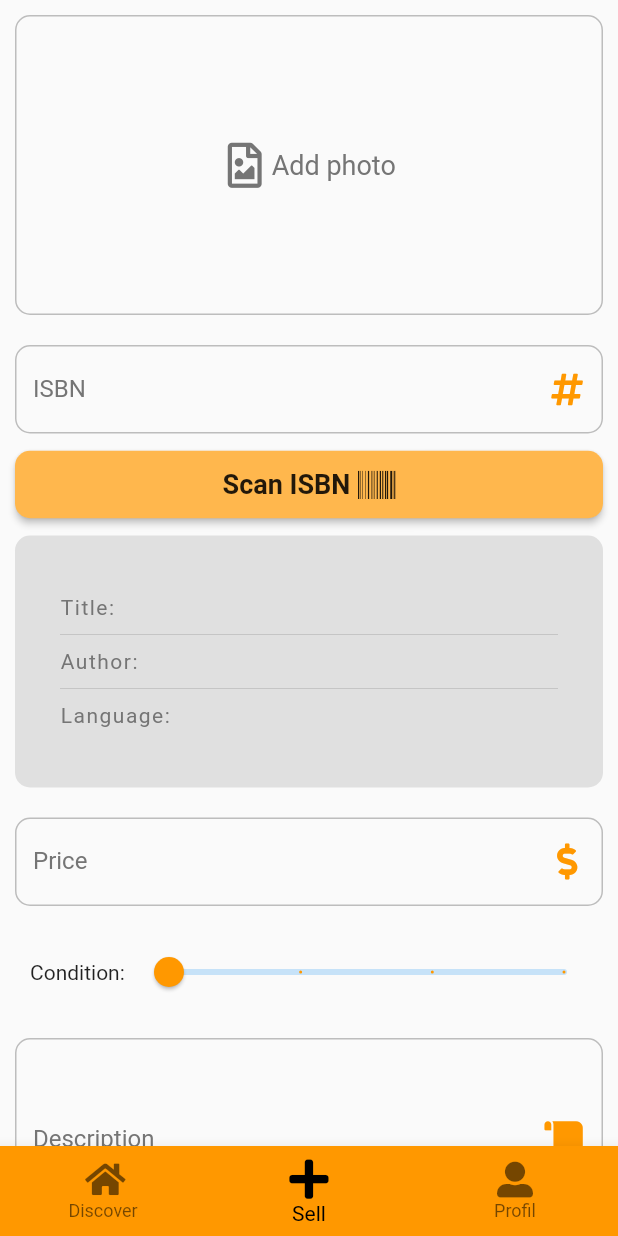
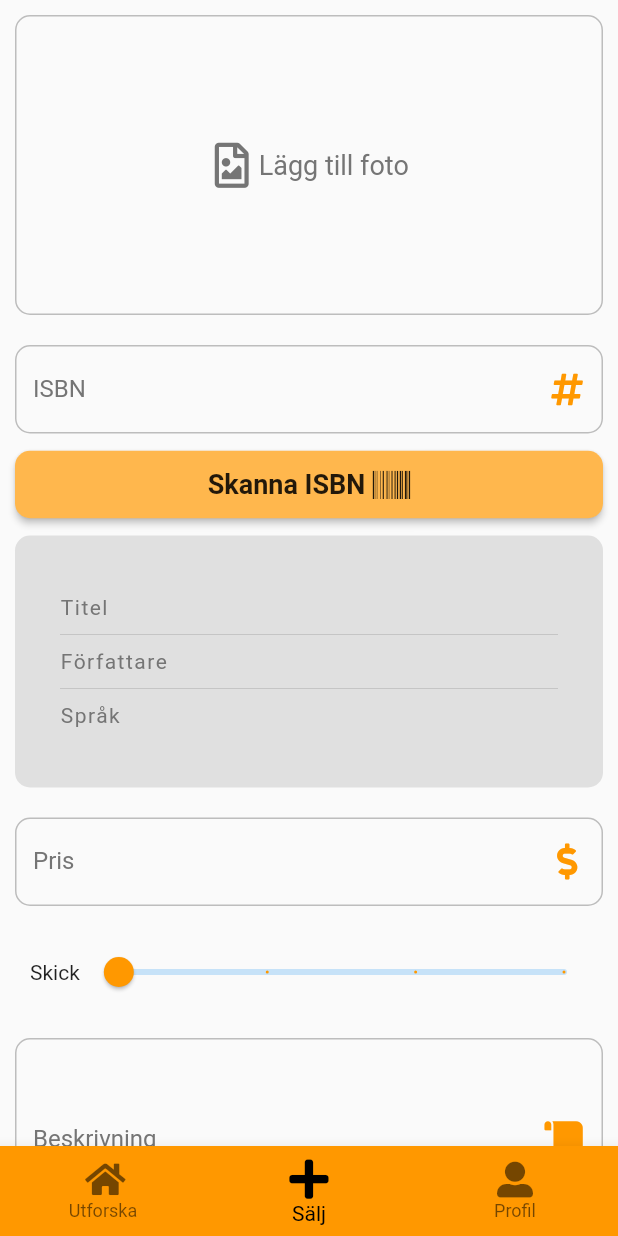
Before and after one commit to connysten/student_market_app, a Flutter app: the Home screen opened by its route, item 2 of the bottom bar chosen, on a phone screen of 412 x 824 dp. Run offline on Flutter 3.47's test engine with Material 2 defaults, Android fonts, the phone set to English and light mode, and no system bars; our stand-ins replace cached_network_image, cloud_firestore, firebase_auth, firebase_storage, flutter_slidable, font_awesome_flutter and 3 more; missing offline and left inert: barcode_scan; accounts and stored records are empty; network calls fail.

Commit message:
Ändrar nu språk på appen med knapp

```diff
--- a/lib/main.dart
+++ b/lib/main.dart
@@ -63,14 +63,15 @@ class _HomeState extends State<Home> {
               icon: Icon(
                 FontAwesomeIcons.home,
               ),
-              title: Text("Discover")),
+              title: Text(global.currentLanguage == global.Language.eng ?"Discover"
+              :"Utforska")),
           BottomNavigationBarItem(
             icon: Icon(FontAwesomeIcons.plus),
-            title: Text("Sell"),
+            title: Text(global.currentLanguage == global.Language.eng ? "Sell" : "Sälj"),
           ),
           BottomNavigationBarItem(
             icon: Icon(FontAwesomeIcons.userAlt),
-            title: Text("Profil"),
+            title: Text(global.currentLanguage == global.Language.eng ? "Profile" : "Profil"),
           ),
         ],
       ),
--- a/lib/pages/search.dart
+++ b/lib/pages/search.dart
@@ -7,9 +7,11 @@ import 'package:student_market_app/services/add.dart';
 import 'package:student_market_app/services/database.dart';
 import 'package:cached_network_image/cached_network_image.dart';
 import 'package:student_market_app/pages/extended_pages/detail_add.dart';
+import '../global.dart' as global;
 
 class SearchPage extends StatefulWidget {
   SearchPage({Key key}) : super(key: key);
+
   _SearchPageState createState() => _SearchPageState();
 }
 
@@ -47,7 +49,9 @@ class _SearchPageState extends State<SearchPage> {
                     style: TextStyle(color: Colors.white),
                     decoration: InputDecoration(
                       border: InputBorder.none,
-                      hintText: "Search",
+                      hintText: global.currentLanguage == global.Language.eng
+                          ? "Search"
+                          : "Sök",
                       icon: Icon(Icons.search, color: Colors.white),
                       hintStyle: TextStyle(
                           color: Colors.white, fontStyle: FontStyle.italic),
--- a/lib/pages/sell.dart
+++ b/lib/pages/sell.dart
@@ -8,10 +8,11 @@ import 'package:student_market_app/services/database.dart';
 import 'package:student_market_app/services/widgets/book_info.dart';
 import 'package:http/http.dart' as http;
 import 'package:image_picker/image_picker.dart';
-import '../global.dart';
+import '../global.dart' as global;
 
 class Sell extends StatefulWidget {
   Sell({Key key}) : super(key: key);
+
   @override
   _SellState createState() => _SellState();
 }
@@ -70,7 +71,9 @@ class _SellState extends State<Sell> {
                               width: 3,
                             ),
                             Text(
-                              "Add photo",
+                              global.currentLanguage == global.Language.eng
+                                  ? "Add photo"
+                                  : "Lägg till foto",
                               style: TextStyle(
                                   color: Colors.grey[600], fontSize: 18),
                             ),
@@ -132,7 +135,9 @@ class _SellState extends State<Sell> {
                     mainAxisAlignment: MainAxisAlignment.center,
                     children: <Widget>[
                       Text(
-                        "Scan ISBN",
+                        global.currentLanguage == global.Language.eng
+                            ? "Scan ISBN"
+                            : "Skanna ISBN",
                         style: TextStyle(
                             fontSize: 18, fontWeight: FontWeight.bold),
                       ),
@@ -164,34 +169,58 @@ class _SellState extends State<Sell> {
                             return Column(
                               children: <Widget>[
                                 BookInfo(
-                                    first: "Title:",
+                                    first: global.currentLanguage ==
+                                            global.Language.eng
+                                        ? "Title:"
+                                        : "Titel",
                                     second: snapshot.data.title),
                                 Divider(
                                   height: 20,
                                 ),
                                 BookInfo(
-                                    first: "Author:",
+                                    first: global.currentLanguage ==
+                                            global.Language.eng
+                                        ? "Author:"
+                                        : "Författare",
                                     second: snapshot.data.creator),
                                 Divider(
                                   height: 20,
                                 ),
                                 BookInfo(
-                                    first: "Language:",
+                                    first: global.currentLanguage ==
+                                            global.Language.eng
+                                        ? "Language:"
+                                        : "Språk",
                                     second: snapshot.data.language),
                               ],
                             );
                           } else {
                             return Column(
                               children: <Widget>[
-                                BookInfo(first: "Title:", second: ""),
+                                BookInfo(
+                                    first: global.currentLanguage ==
+                                            global.Language.eng
+                                        ? "Title:"
+                                        : "Titel",
+                                    second: ""),
                                 Divider(
                                   height: 20,
                                 ),
-                                BookInfo(first: "Author:", second: ""),
+                                BookInfo(
+                                    first: global.currentLanguage ==
+                                            global.Language.eng
+                                        ? "Author:"
+                                        : "Författe",
+                                    second: ""),
                                 Divider(
                                   height: 20,
                                 ),
-                                BookInfo(first: "Language:", second: ""),
+                                BookInfo(
+                                    first: global.currentLanguage ==
+                                            global.Language.eng
+                                        ? "Language:"
+                                        : "Språk",
+                                    second: ""),
                               ],
                             );
                           }
@@ -199,15 +228,30 @@ class _SellState extends State<Sell> {
                       )
                     : Column(
                         children: <Widget>[
-                          BookInfo(first: "Title:", second: ""),
+                          BookInfo(
+                              first:
+                                  global.currentLanguage == global.Language.eng
+                                      ? "Title:"
+                                      : "Titel",
+                              second: ""),
                           Divider(
                             height: 20,
                           ),
-                          BookInfo(first: "Author:", second: ""),
+                          BookInfo(
+                              first:
+                                  global.currentLanguage == global.Language.eng
+                                      ? "Author:"
+                                      : "Författare",
+                              second: ""),
                           Divider(
                             height: 20,
                           ),
-                          BookInfo(first: "Language:", second: ""),
+                          BookInfo(
+                              first:
+                                  global.currentLanguage == global.Language.eng
+                                      ? "Language:"
+                                      : "Språk",
+                              second: ""),
                         ],
                       ),
               ),
@@ -219,7 +263,9 @@ class _SellState extends State<Sell> {
                 maxLines: 1,
                 keyboardType: TextInputType.number,
                 decoration: InputDecoration(
-                  labelText: "Price",
+                  labelText: global.currentLanguage == global.Language.eng
+                      ? "Price"
+                      : "Pris",
                   labelStyle: TextStyle(color: Colors.grey[600]),
                   enabledBorder: OutlineInputBorder(
                     borderRadius: BorderRadius.circular(10),
@@ -245,7 +291,9 @@ class _SellState extends State<Sell> {
                 padding: EdgeInsets.fromLTRB(10, 0, 0, 0),
                 child: Row(
                   children: <Widget>[
-                    Text('Condition: '),
+                    Text(global.currentLanguage == global.Language.eng
+                        ? 'Condition: '
+                        : "Skick"),
                     Expanded(
                       child: Slider(
                         activeColor: Colors.orange,
@@ -273,7 +321,9 @@ class _SellState extends State<Sell> {
                 minLines: 5,
                 maxLength: 255,
                 decoration: InputDecoration(
-                  labelText: "Description",
+                  labelText: global.currentLanguage == global.Language.eng
+                      ? "Description"
+                      : "Beskrivning",
                   labelStyle: TextStyle(color: Colors.grey[600]),
                   enabledBorder: OutlineInputBorder(
                     borderRadius: BorderRadius.circular(10),
@@ -314,7 +364,7 @@ class _SellState extends State<Sell> {
                             double.parse(priceController.text),
                             conditions[condition.toInt()],
                             descriptionController.text,
-                              user.uid,
+                            global.user.uid,
                             _image,
                           );
                           reset();
@@ -323,7 +373,9 @@ class _SellState extends State<Sell> {
                           mainAxisAlignment: MainAxisAlignment.center,
                           children: <Widget>[
                             Text(
-                              "Publish",
+                              global.currentLanguage == global.Language.eng
+                                  ? "Publish"
+                                  : "Publicera",
                               style: TextStyle(
                                   fontSize: 18, fontWeight: FontWeight.bold),
                             ),
@@ -350,7 +402,9 @@ class _SellState extends State<Sell> {
                           mainAxisAlignment: MainAxisAlignment.center,
                           children: <Widget>[
                             Text(
-                              "Reset",
+                              global.currentLanguage == global.Language.eng
+                                  ? "Reset"
+                                  : "Börja om",
                               style: TextStyle(
                                   fontSize: 18, fontWeight: FontWeight.bold),
                             ),
@@ -448,7 +502,6 @@ class Book {
         book['title'].toString().replaceAll('[Elektronisk resurs]', '');
 
     if (author.length == 1) {
-
       return Book(
           creator: author[0], title: bookTitle, language: book['language']);
     } else {
```
Also changed, not shown: lib/pages/profile.dart (+56 -27 lines). Lines whose indentation alone changed are shown as unchanged.
